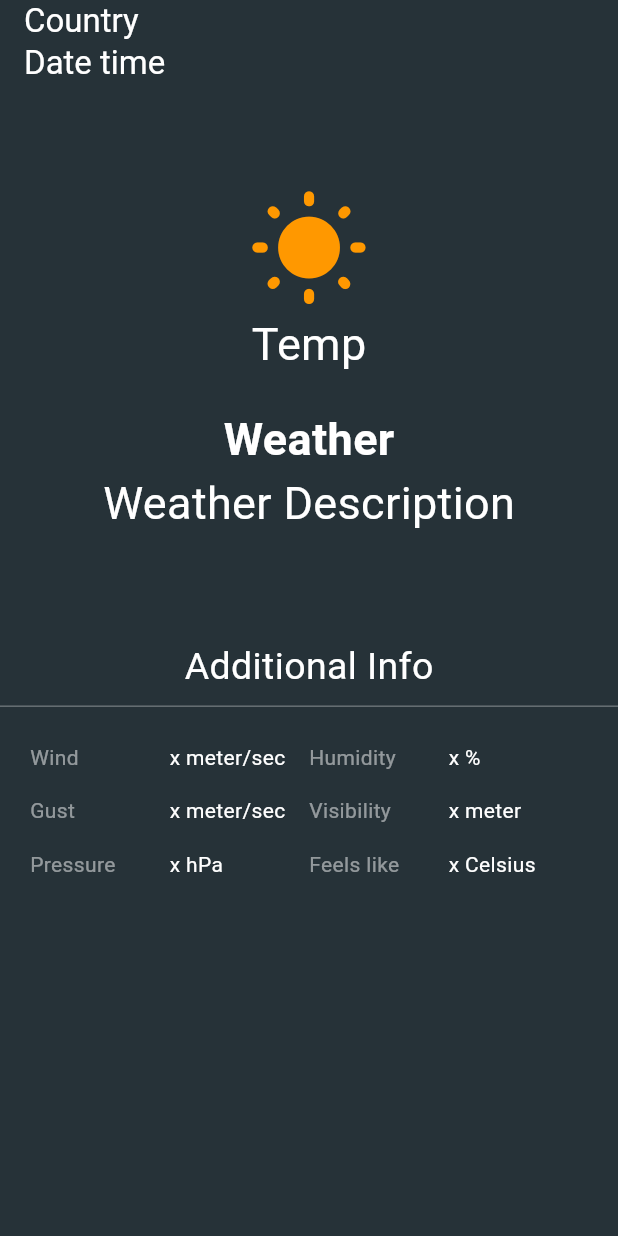
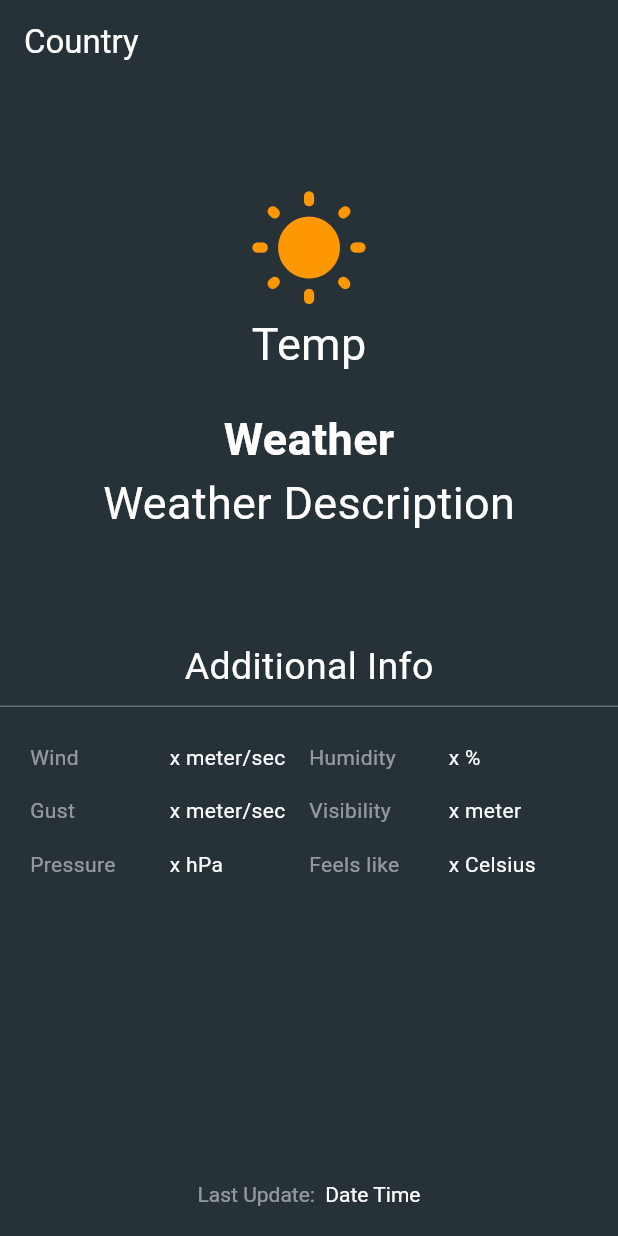
Before and after one commit to Khh-vu/weather-app, a Flutter app: the screen it shows after launch, on a phone screen of 412 x 824 dp. Run offline on Flutter 3.47's test engine with Material 2 defaults, Android fonts, the phone set to English and light mode, and no system bars.

Commit message:
update UI and model

```diff
--- /dev/null
+++ b/lib/models/weather.dart
@@ -0,0 +1,46 @@
+class Weather {
+  final String country;
+  final String icon;
+  final double temp;
+  final String weather;
+  final String description;
+  final double windSpeed;
+  final double windGust;
+  final double pressure;
+  final int humidity;
+  final int visibility;
+  final double feelsLike;
+  final DateTime dateTime;
+
+  Weather({
+    required this.country,
+    required this.icon,
+    required this.temp,
+    required this.weather,
+    required this.description,
+    required this.windSpeed,
+    required this.windGust,
+    required this.pressure,
+    required this.humidity,
+    required this.visibility,
+    required this.feelsLike,
+    required this.dateTime,
+  });
+
+  factory Weather.fromJson(Map<String, dynamic> json) {
+    return Weather(
+      country: json['name'],
+      icon: json['weather']['icon'],
+      temp: json['main']['temp'],
+      weather: json['weather']['main'],
+      description: json['weather']['description'],
+      windSpeed: json['wind']['speed'],
+      windGust: json['wind']['gust'],
+      pressure: json['main']['pressure'],
+      humidity: json['main']['humidity'],
+      visibility: json['visibility'],
+      feelsLike: json['main']['feels_like'],
+      dateTime: DateTime.fromMicrosecondsSinceEpoch(json['dt'] * 1000000),
+    );
+  }
+}
--- a/lib/views/home_screen.dart
+++ b/lib/views/home_screen.dart
@@ -8,13 +8,7 @@ class HomeScreen extends StatelessWidget {
     final double height = MediaQuery.of(context).size.height;
     return Scaffold(
       appBar: AppBar(
-        title: Column(
-          crossAxisAlignment: CrossAxisAlignment.start,
-          children: const [
-            Text('Country'),
-            Text('Date time'),
-          ],
-        ),
+        title: const Text('Country'),
         backgroundColor: Colors.transparent,
         foregroundColor: Colors.white,
       ),
@@ -167,6 +161,22 @@ class HomeScreen extends StatelessWidget {
               ],
             ),
           ),
+          const Spacer(),
+          RichText(
+            text: TextSpan(
+              text: 'Last Update:  ',
+              style: TextStyle(
+                color: Colors.white.withOpacity(.5),
+              ),
+              children: const <TextSpan>[
+                TextSpan(
+                  text: 'Date Time',
+                  style: TextStyle(color: Colors.white),
+                ),
+              ],
+            ),
+          ),
+          const SizedBox(height: 20),
         ],
       ),
     );
```
